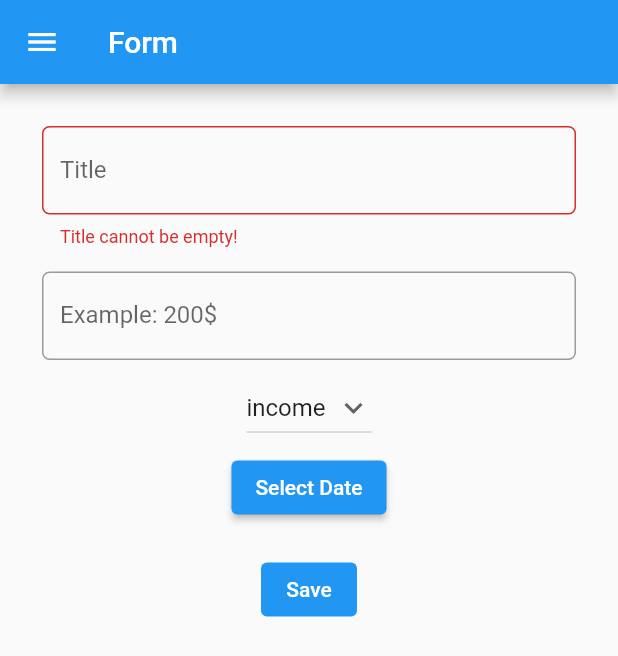
After one commit to ghaziangunawan/PBP_flutter_assignment, a Flutter app: the MyFormPage screen opened directly, after a tap on "Save", on a phone screen of 412 x 824 dp. The commit adds this screen. Shown: the top 656 px of the screen. Run offline on Flutter 3.47's test engine with Material 2 defaults, Android fonts, the phone set to English and light mode, and no system bars.

Commit message:
Assignment 8

```diff
--- /dev/null
+++ b/counter_7/lib/AddBudgetInfo.dart
@@ -0,0 +1,225 @@
+import 'package:counter_7/main.dart';
+import 'package:flutter/material.dart';
+import 'package:counter_7/BudgetData.dart';
+
+
+class MyFormPage extends StatefulWidget {
+    const MyFormPage({super.key});
+
+    @override
+    State<MyFormPage> createState() => _MyFormPageState();
+}
+
+var budgetList = [];
+
+class _MyFormPageState extends State<MyFormPage> {
+    final _formKey = GlobalKey<FormState>();
+
+    String _title = "";
+    int _amount = 0;
+    String _budgetType = "income";
+    List<String> listBudgetType = ['income','expense'];
+    String test = "";
+    var BudgetDataList = [];
+    var BudgetData = [];
+    DateTime date = DateTime(2022,12,14);
+
+    @override
+    Widget build(BuildContext context) {
+        return Scaffold(
+            appBar: AppBar(
+              title: Text('Form'),
+            ),
+             drawer: Drawer(
+              child: Column(
+                children: [
+                // Adding clickable menu
+                ListTile(
+                  title: const Text('counter_7'),
+                  onTap: () {
+                  // Routing the menu to the main page
+                    Navigator.pushReplacement(
+                      context,
+                      MaterialPageRoute(builder: (context) => const MyHomePage(title: 'counter')),
+                    );
+                  },
+                ),
+
+                ListTile(
+                  title: const Text('Add Budget Info'),
+                  onTap: () {
+                  // Routing the menu to the form page
+                    Navigator.pushReplacement(
+                      context,
+                      MaterialPageRoute(builder: (context) => const MyFormPage()),
+                    );
+                  },
+                ),
+
+                ListTile(
+                  title: const Text('Budget Data'),
+                  onTap: (){
+                    Navigator.pushReplacement(
+                    context,
+                    MaterialPageRoute(builder:(context) => const MyDataPage()),
+                    );
+                  },
+                ),
+                ],
+              ),
+            ),
+            body: Form(
+              key: _formKey,
+              child: SingleChildScrollView(
+                child: Container(
+                  padding: const EdgeInsets.all(20.0),
+                  child: Column(
+                    children: [
+                    Padding(
+                    // Using padding of 8 pixels
+                    padding: const EdgeInsets.all(8.0),
+                    child: TextFormField(
+                        decoration: InputDecoration(
+                            hintText: "Example: Buy New Phone",
+                            labelText: "Title",
+                            // Added a circular border to make it neater
+                            border: OutlineInputBorder(
+                                borderRadius: BorderRadius.circular(5.0),
+                            ),
+                        ),
+                        // Added behavior when name is typed
+                        onChanged: (String? value) {
+                            setState(() {
+                                _title = value!;
+                            });
+                        },
+                        // Added behavior when data is saved
+                        onSaved: (String? value) {
+                            setState(() {
+                                _title = value!;
+                            });
+                        },
+                        // Validator as form validation
+                        validator: (String? value) {
+                            if (value == null || value.isEmpty) {
+                                return 'Title cannot be empty!';
+                            }
+                            return null;
+                        },
+                    ),
+                ),
+
+                    Padding(
+                      // Using padding of 8 pixels
+                      padding: const EdgeInsets.all(8.0),
+                      child: TextFormField(
+                      decoration: InputDecoration(
+                        hintText: "Amount",
+                        labelText: "Example: 200\$",
+                        // Added a circular border to make it neater
+                        border: OutlineInputBorder(
+                          borderRadius: BorderRadius.circular(5.0),
+                        ),
+                        ),
+                        // Added behavior when name is typed
+                        onChanged: (String? value) {
+                            setState(() {
+                                _amount = int.parse(value!);
+                            });
+                        },
+                        // Added behavior when data is saved
+                        onSaved: (String? value) {
+                            setState(() {
+                                _amount = int.parse(value!);
+                            });
+                        },
+                        // Validator as form validation
+                        validator: (String? value) {
+                            if (value == null || value.isEmpty) {
+                                _amount = 0;
+                            }
+                            return null;
+                        },
+                      ),
+                    ),
+                    Container(
+                      child: DropdownButton(
+                        value: _budgetType,
+                        icon: const Icon(Icons.keyboard_arrow_down),
+                        items: listBudgetType.map((String items) {
+                        return DropdownMenuItem(value: items, child: Text(items));}).toList(),
+
+                        onChanged: (String? newValue) {
+                        setState(() {
+                          _budgetType = newValue!;
+                        });
+                        },
+                      ),
+                    ),
+                    Container(
+                      margin: EdgeInsets.only(top:5),
+                      child:ElevatedButton(
+                        child: Text('Select Date'),
+                        onPressed: () async {
+                        DateTime? newDate = await  showDatePicker(
+                          context:context,
+                          initialDate: date,
+                          firstDate: DateTime(1900),
+                          lastDate: DateTime(2100),
+                        );
+                        if (newDate == null) return;
+                          setState(() => date = newDate);
+                        },
+                      ),
+                    ),
+
+                    Container(
+                      margin: EdgeInsets.only(top:20),
+                      child:TextButton(
+                        child: const Text("Save",style: TextStyle(color: Colors.white)),
+                        style: ButtonStyle(backgroundColor: MaterialStateProperty.all(Colors.blue)),
+                        onPressed: () {
+                        if (_formKey.currentState!.validate()) {
+                          BudgetData = ['$_title','$_amount','$_budgetType','${date.year}/${date.month}/${date.day}'];
+                          budgetList.add(BudgetData);
+                          showDialog(
+                            context: context,
+                            builder: (context) {
+                            return Dialog(
+                              shape: RoundedRectangleBorder(
+                              borderRadius: BorderRadius.circular(10),
+                              ),
+                              elevation: 15,
+                              child: Container(
+                              child: ListView(
+                                padding: const EdgeInsets.only(top: 20, bottom: 20),
+                                shrinkWrap: true,
+                                children: <Widget>[
+                                  Center(child: const Text('Informasi Data')),
+                                  Center(child: const Text('')),
+                                  SizedBox(height: 20),
+                                  Center(child:Text('Data Successfully Added')),
+                                  TextButton(
+                                    onPressed: () {
+                                      Navigator.pop(context);
+                                    },
+                                    child: Text('Kembali'),
+                                  ),
+                                ],
+                              ),
+                              ),
+                            );
+                            },
+                          );
+                        }
+                      },
+                      ),
+                      ),
+                  ],
+                  ),
+                ),
+              ),
+            ),
+        );
+    }
+}
```
Also changed, not shown: counter_7/lib/BudgetData.dart (added, +91 -0 lines), counter_7/lib/main.dart (+39 -0 lines), counter_7/lib/drawer.dart (added).
